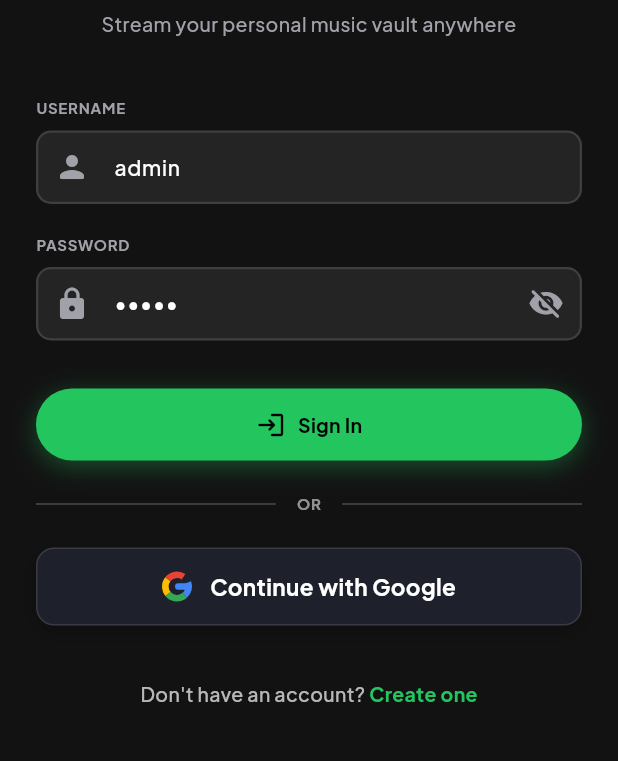
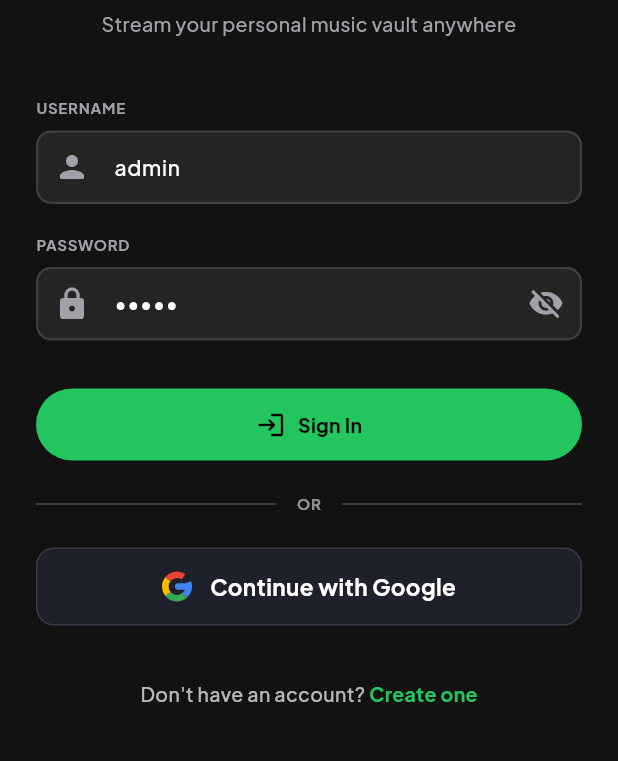
Before and after one commit to AGhaith/localspotify, a Flutter app: the screen it shows after launch, on a phone screen of 412 x 824 dp, the part 357-1118 px from its top. Run offline on Flutter 3.47's test engine with Material 3 defaults, Android fonts, the phone set to English and light mode, and no system bars; our stand-ins replace audio_service, cached_network_image, dio, google_fonts, just_audio, palette_generator and 1 more; missing offline and left inert: youtube_explode_dart; accounts and stored records are empty.

Commit message:
style: remove glow and drop shadow effects from all buttons

```diff
--- a/mobile_app/lib/ui/core_widgets/google_auth_button.dart
+++ b/mobile_app/lib/ui/core_widgets/google_auth_button.dart
@@ -33,13 +33,6 @@ class GoogleAuthButton extends StatelessWidget {
             color: Colors.white.withValues(alpha: 0.12),
             width: 1.0,
           ),
-          boxShadow: [
-            BoxShadow(
-              color: Colors.black.withValues(alpha: 0.25),
-              offset: const Offset(0, 4),
-              blurRadius: 10,
-            ),
-          ],
         ),
         child: Center(
           child: isLoading
--- a/mobile_app/lib/ui/core_widgets/neo_button.dart
+++ b/mobile_app/lib/ui/core_widgets/neo_button.dart
@@ -50,21 +50,6 @@ class NeoButton extends StatelessWidget {
             color: borderColor == AppColors.primary ? Colors.transparent : borderColor,
             width: 1.0,
           ),
-          boxShadow: enabled && backgroundColor == AppColors.primary
-              ? [
-                  BoxShadow(
-                    color: AppColors.primary.withValues(alpha: 0.35),
-                    offset: const Offset(0, 4),
-                    blurRadius: 14,
-                  ),
-                ]
-              : [
-                  BoxShadow(
-                    color: Colors.black.withValues(alpha: 0.2),
-                    offset: const Offset(0, 2),
-                    blurRadius: 8,
-                  ),
-                ],
         ),
         child: Row(
           mainAxisSize: MainAxisSize.min,
```
Also changed, not shown: mobile_app/lib/ui/core_widgets/album_card.dart (+1 -13 lines), mobile_app/lib/ui/features/home/home_screen.dart (+0 -7 lines), mobile_app/lib/ui/features/library/import_spotify_playlist_sheet.dart (+0 -7 lines), mobile_app/lib/ui/features/library/library_screen.dart (+0 -9 lines), mobile_app/lib/ui/features/player/now_playing_sheet.dart (+1 -8 lines).
